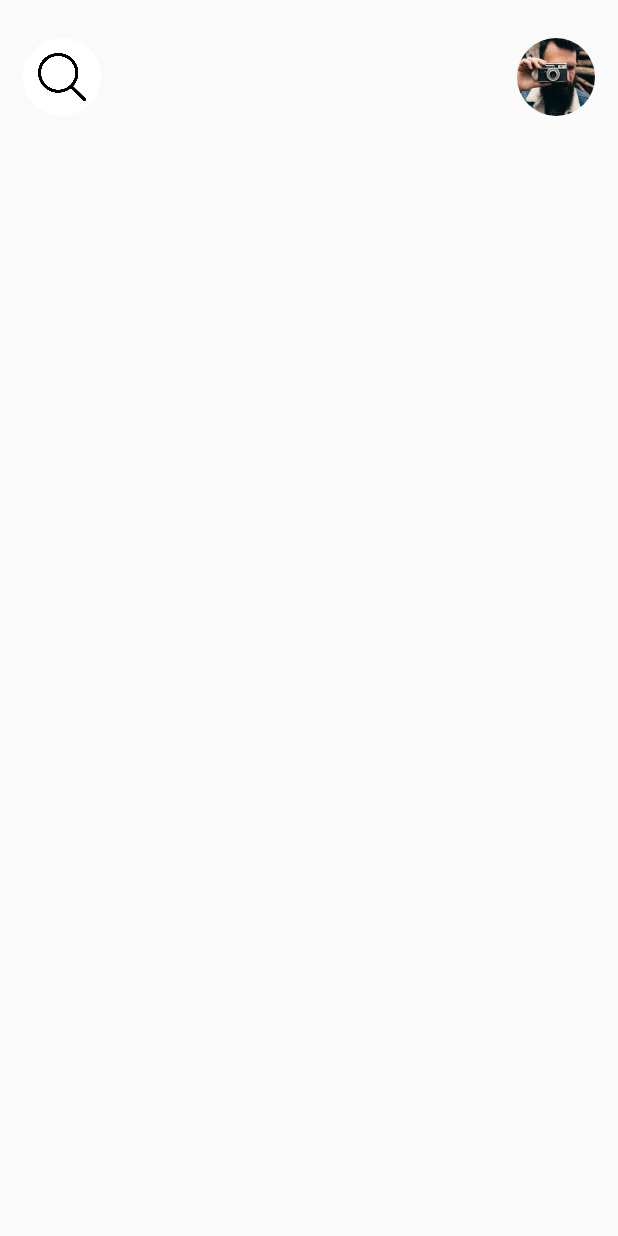
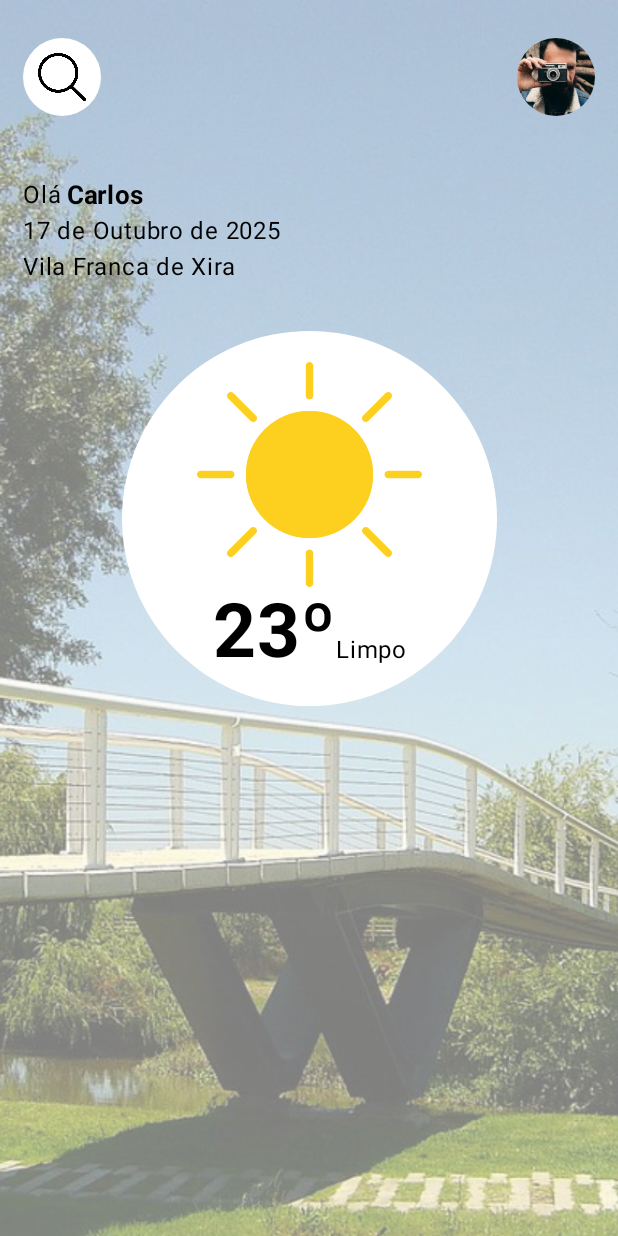
Before and after one commit to Albinone/Programacao-Moveis, an Android app built with Jetpack Compose: the screen it shows after launch (MainActivity), on a phone screen of 412 x 824 dp. Run offline under Robolectric (Android 15) with nearby library versions, the phone set to English and light mode, and no system bars.

Commit message:
Projecto Meterologia

```diff
--- a/app/src/main/java/com/example/metrologia/MainActivity.kt
+++ b/app/src/main/java/com/example/metrologia/MainActivity.kt
@@ -11,25 +11,33 @@ import androidx.compose.foundation.layout.Arrangement
 import androidx.compose.foundation.layout.Box
 import androidx.compose.foundation.layout.Column
 import androidx.compose.foundation.layout.Row
+import androidx.compose.foundation.layout.Spacer
 import androidx.compose.foundation.layout.fillMaxHeight
 import androidx.compose.foundation.layout.fillMaxSize
 import androidx.compose.foundation.layout.fillMaxWidth
 import androidx.compose.foundation.layout.padding
 import androidx.compose.foundation.layout.size
+import androidx.compose.foundation.layout.width
 import androidx.compose.foundation.shape.CircleShape
+import androidx.compose.foundation.shape.RoundedCornerShape
 import androidx.compose.material3.Scaffold
 import androidx.compose.material3.Text
 import androidx.compose.runtime.Composable
+import androidx.compose.ui.Alignment
 import androidx.compose.ui.Modifier
 import androidx.compose.ui.draw.alpha
 import androidx.compose.ui.draw.clip
 import androidx.compose.ui.graphics.Color
 import androidx.compose.ui.graphics.Paint
 import androidx.compose.ui.layout.ContentScale
+import androidx.compose.ui.layout.VerticalAlignmentLine
 import androidx.compose.ui.modifier.modifierLocalMapOf
 import androidx.compose.ui.res.painterResource
+import androidx.compose.ui.text.font.FontWeight
 import androidx.compose.ui.tooling.preview.Preview
+import androidx.compose.ui.unit.TextUnit
 import androidx.compose.ui.unit.dp
+import androidx.compose.ui.unit.sp
 import com.example.metrologia.ui.theme.MetrologiaTheme
 
 class MainActivity : ComponentActivity() {
@@ -38,11 +46,13 @@ class MainActivity : ComponentActivity() {
         enableEdgeToEdge()
         setContent {
             MetrologiaTheme {
-                TopBar()
+                FullComponent()
             }
         }
     }
 }
+
+var horizontalPadding = 15.dp
 
 //@Preview(showBackground = true)
 @Composable
@@ -50,7 +60,8 @@ fun TopBar(): Unit{
     Row(
         modifier = Modifier
             .fillMaxWidth()
-            .padding(horizontal = 15.dp, vertical = 25.dp),
+            //.background(color = Color.Cyan)
+            .padding(horizontal = horizontalPadding, vertical = 25.dp),
                 horizontalArrangement = Arrangement.SpaceBetween
     ){
         Box(
@@ -84,6 +95,9 @@ fun TopBar(): Unit{
     }
 }
 
+
+
+
 @Preview(showBackground = true)
 @Composable
 fun FullComponent(): Unit {
@@ -97,9 +111,55 @@ fun FullComponent(): Unit {
             modifier = Modifier.fillMaxSize()
         ) {
 
-            TopBar()
+            TopBar(
+
+            )
+            TextBlock()
+            BlocoCentral()
         }
+
 
     }
 
 }
+
+@Preview
+@Composable
+fun TextBlock(): Unit {
+    Column(
+        modifier = Modifier.padding(horizontalPadding)
+    ) {
+        Row {
+            Text("Olá")
+            Spacer(modifier = Modifier.size(size = 3.dp))
+            Text("Carlos", fontWeight = FontWeight.Bold,fontSize = 17.sp)
+        }
+            Text("17 de Outubro de 2025")
+
+            Text(text = "Vila Franca de Xira")
+
+
+    }
+}
+@Preview
+@Composable
+fun BlocoCentral (){
+    Row (horizontalArrangement = Arrangement.Center, modifier = Modifier.fillMaxWidth().padding(top = 15.dp)) {
+        Box(modifier = Modifier.size(250.dp).clip(CircleShape).background(color = Color.White)){
+            Column(modifier = Modifier.align(Alignment.Center), horizontalAlignment = Alignment.CenterHorizontally) {
+                Image(painter = painterResource(R.drawable.sun), contentDescription = "Sol", modifier = Modifier.size(150.dp))
+                Row (modifier = Modifier.fillMaxWidth(), horizontalArrangement = Arrangement.Center) {
+                    Text("23º", fontWeight = FontWeight.Bold, fontSize = 50.sp)
+                    Text("Limpo", modifier = Modifier.padding(top = 30.dp))
+                }
+            }
+        }
+    }
+
+}
+@Preview
+@Composable
+fun Previsão (){
+    Row (horizontalArrangement = Arrangement.Center, modifier = Modifier.fillMaxWidth().padding(top = 15.dp).background(color = Color.Blue)) {
+    }
+}
```
